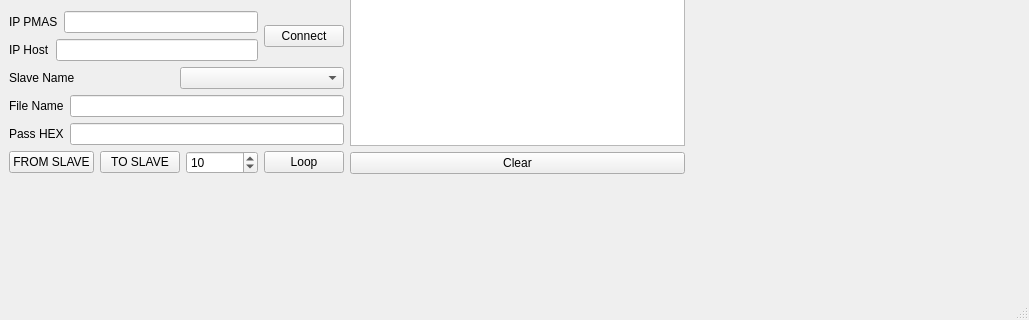
DmitriiGorelov/foe_gui, file mainwindow.ui: the form before one commit; both pictures show x 0 to 1029 and y 247 to 567 of the 1029 by 567 pixel window.
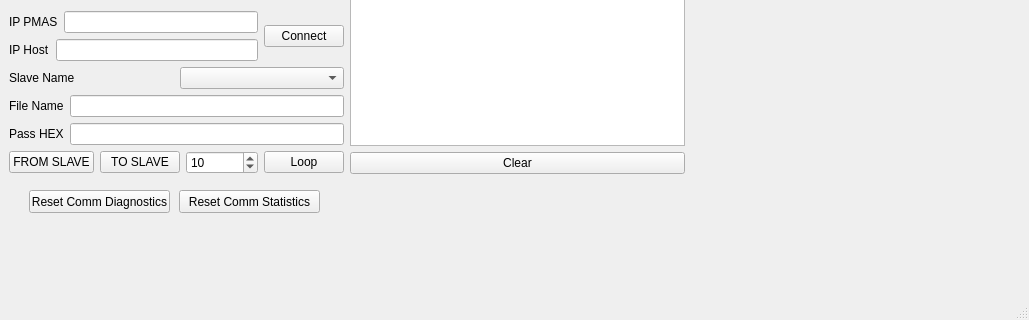
The form after the commit.

Commit message: ResetCommDiagnostics and ResetCommStatistics functions added

```diff
--- a/mainwindow.ui
+++ b/mainwindow.ui
@@ -309,7 +309,40 @@
      </layout>
     </item>
     <item>
-     <widget class="QWidget" name="widget" native="true"/>
+     <widget class="QWidget" name="widget" native="true">
+      <property name="minimumSize">
+       <size>
+        <width>0</width>
+        <height>40</height>
+       </size>
+      </property>
+      <widget class="QPushButton" name="pushButton">
+       <property name="geometry">
+        <rect>
+         <x>20</x>
+         <y>10</y>
+         <width>141</width>
+         <height>23</height>
+        </rect>
+       </property>
+       <property name="text">
+        <string>Reset Comm Diagnostics</string>
+       </property>
+      </widget>
+      <widget class="QPushButton" name="pushButton_2">
+       <property name="geometry">
+        <rect>
+         <x>170</x>
+         <y>10</y>
+         <width>141</width>
+         <height>23</height>
+        </rect>
+       </property>
+       <property name="text">
+        <string>Reset Comm Statistics</string>
+       </property>
+      </widget>
+     </widget>
     </item>
     <item>
      <spacer name="verticalSpacer">
```
Left out of the diff: 2 changed lines with no effect on the pictures. The commit also changes 4 other files.
